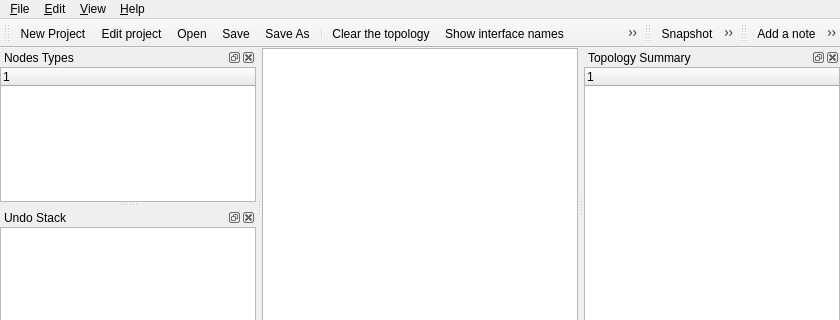
Above: src/GNS3/Ui/Form_MainWindow.ui from GNS3/gns3-legacy before the change; both pictures show x 0 to 840 and y 0 to 320 of the 840 by 600 pixel window. Below: the same form after it.
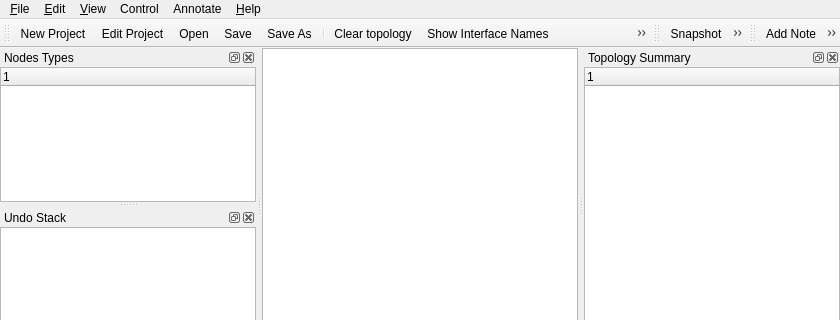
That is the form after the change. Icons and pictures are not drawn. Custom widgets are drawn as their Qt base class.

Commit message: [*] Better consistency between buttons and menus

Diff of the .ui file:
```diff
--- a/src/GNS3/Ui/Form_MainWindow.ui
+++ b/src/GNS3/Ui/Form_MainWindow.ui
@@ -87,10 +87,31 @@
     <addaction name="action_ZoomReset"/>
     <addaction name="separator"/>
     <addaction name="action_ShowLayers"/>
+    <addaction name="action_ShowHostnames"/>
+    <addaction name="action_ShowinterfaceNames"/>
+   </widget>
+   <widget class="QMenu" name="menuControl">
+    <property name="title">
+     <string>Control</string>
+    </property>
+    <addaction name="action_StartAll"/>
+    <addaction name="action_StopAll"/>
+    <addaction name="action_SuspendAll"/>
+   </widget>
+   <widget class="QMenu" name="menuAnnotate">
+    <property name="title">
+     <string>Annotate</string>
+    </property>
+    <addaction name="action_AddNote"/>
+    <addaction name="action_InsertImage"/>
+    <addaction name="action_DrawRectangle"/>
+    <addaction name="action_DrawEllipse"/>
    </widget>
    <addaction name="menu_File"/>
    <addaction name="menu_Edit"/>
    <addaction name="menu_View"/>
+   <addaction name="menuControl"/>
+   <addaction name="menuAnnotate"/>
    <addaction name="menu_About"/>
   </widget>
   <widget class="QStatusBar" name="statusbar"/>
@@ -427,7 +448,7 @@
      <normaloff>:/icons/play.svg</normaloff>:/icons/play.svg</iconset>
    </property>
    <property name="text">
-    <string>Start/Resume all devices</string>
+    <string>Start/Resume</string>
    </property>
    <property name="toolTip">
     <string>Start/Resume all devices</string>
@@ -445,7 +466,7 @@
      <normaloff>:/icons/stop.svg</normaloff>:/icons/stop.svg</iconset>
    </property>
    <property name="text">
-    <string>Stop all devices</string>
+    <string>Stop</string>
    </property>
    <property name="toolTip">
     <string>Stop all devices</string>
@@ -463,7 +484,7 @@
      <normaloff>:/icons/show-hostname.svg</normaloff>:/icons/show-hostname.svg</iconset>
    </property>
    <property name="text">
-    <string>Show the hostnames</string>
+    <string>Show Hostnames</string>
    </property>
    <property name="toolTip">
     <string>Show hostnames</string>
@@ -478,7 +499,10 @@
      <normaloff>:/icons/console.svg</normaloff>:/icons/console.svg</iconset>
    </property>
    <property name="text">
-    <string>Telnet to all IOS</string>
+    <string>Telnet</string>
+   </property>
+   <property name="toolTip">
+    <string>Telnet to all devices</string>
    </property>
    <property name="statusTip">
     <string>Start a console on all running IOS instances</string>
@@ -490,7 +514,7 @@
      <normaloff>:/icons/save-as.svg</normaloff>:/icons/save-as.svg</iconset>
    </property>
    <property name="text">
-    <string>Save &amp;As</string>
+    <string>Save Topology &amp;As… </string>
    </property>
    <property name="iconText">
     <string>Save As</string>
@@ -595,7 +619,7 @@
      <normaloff>:/icons/pause.svg</normaloff>:/icons/pause.svg</iconset>
    </property>
    <property name="text">
-    <string>Suspend all devices</string>
+    <string>Suspend</string>
    </property>
    <property name="toolTip">
     <string>Suspend all devices</string>
@@ -610,7 +634,10 @@
      <normaloff>:/icons/edit-clear.svg</normaloff>:/icons/edit-clear.svg</iconset>
    </property>
    <property name="text">
-    <string>Clear the topology</string>
+    <string>Clear topology</string>
+   </property>
+   <property name="toolTip">
+    <string>Clear topology</string>
    </property>
   </action>
   <action name="action_AddNote">
@@ -622,6 +649,9 @@
      <normaloff>:/icons/add-note.svg</normaloff>:/icons/add-note.svg</iconset>
    </property>
    <property name="text">
+    <string>Add Note</string>
+   </property>
+   <property name="toolTip">
     <string>Add a note</string>
    </property>
   </action>
@@ -631,7 +661,7 @@
      <normaloff>:/icons/new.svg</normaloff>:/icons/new.svg</iconset>
    </property>
    <property name="text">
-    <string>&amp;New Project</string>
+    <string>&amp;Save Project As…</string>
    </property>
    <property name="iconText">
     <string>New Project</string>
@@ -649,7 +679,10 @@
      <normaloff>:/icons/import_export_configs.svg</normaloff>:/icons/import_export_configs.svg</iconset>
    </property>
    <property name="text">
-    <string>&amp;Extract/Import all startup-configs</string>
+    <string>&amp;Import/Export</string>
+   </property>
+   <property name="toolTip">
+    <string>Import/Export Startup Configs</string>
    </property>
   </action>
   <action name="action_InsertImage">
@@ -658,6 +691,9 @@
      <normaloff>:/icons/image.svg</normaloff>:/icons/image.svg</iconset>
    </property>
    <property name="text">
+    <string>Insert Picture</string>
+   </property>
+   <property name="toolTip">
     <string>Insert a picture</string>
    </property>
   </action>
@@ -682,6 +718,9 @@
      <normaloff>:/icons/rectangle.svg</normaloff>:/icons/rectangle.svg</iconset>
    </property>
    <property name="text">
+    <string>Draw Rectangle</string>
+   </property>
+   <property name="toolTip">
     <string>Draw a rectangle</string>
    </property>
   </action>
@@ -694,6 +733,9 @@
      <normaloff>:/icons/ellipse.svg</normaloff>:/icons/ellipse.svg</iconset>
    </property>
    <property name="text">
+    <string>Draw Ellipse</string>
+   </property>
+   <property name="toolTip">
     <string>Draw an ellipse</string>
    </property>
   </action>
@@ -706,7 +748,10 @@
      <normaloff>:/icons/show-interface-names.svg</normaloff>:/icons/show-interface-names.svg</iconset>
    </property>
    <property name="text">
-    <string>Show interface names</string>
+    <string>Show Interface Names</string>
+   </property>
+   <property name="toolTip">
+    <string>Show Interface Names</string>
    </property>
   </action>
   <action name="action_Snapshot">
@@ -724,7 +769,10 @@
      <normaloff>:/icons/edit-project.svg</normaloff>:/icons/edit-project.svg</iconset>
    </property>
    <property name="text">
-    <string>&amp;Edit project</string>
+    <string>&amp;Edit Project</string>
+   </property>
+   <property name="toolTip">
+    <string>Edit project</string>
    </property>
   </action>
   <action name="action_ShowLayers">
```
Left out of the diff: 21 changed lines with no effect on the pictures. The commit also changes 29 other files.
